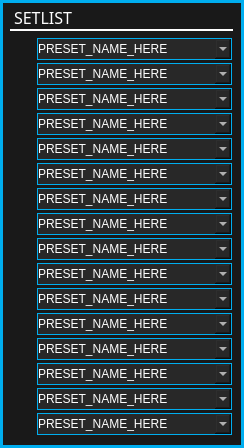
First picture: the form in standalone/advanced/forms/setlistForm.ui, repository Muse-Kinetics/softstep_editor, before the edit.
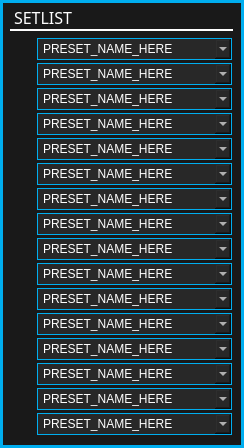
Second picture: the form after the edit. Icons and pictures are not drawn.

Commit message: revised combobox menu arrows resources. edited key.cpp to remove magic numbers regarding sizing and spacing of the keyboxes — replaced with descriptive constants up at the top

```diff
--- a/standalone/advanced/forms/setlistForm.ui
+++ b/standalone/advanced/forms/setlistForm.ui
@@ -53,43 +53,12 @@
 	border:				none;
 }  
 
-/* ---------- QSpinBox ------------*/
-QSpinBox
-{
-	font: 10pt &quot;Futura&quot;;
-	border: 1px solid rgb(0,174,239);
-	background-color: rgba(0, 0, 0, 255);
-	color: white;
-	padding:0, 3, 0, 0;
-}
-
-QSpinBox::focus
-{
-	border: none;
-	outline: none;
-}
-
-QDoubleSpinBox
-{
-	font: 10pt &quot;Futura&quot;;
-	border: 1px solid rgb(0,174,239);
-	background-color: rgba(0, 0, 0, 255);
-	color: white;
-	padding:0, 3, 0, 0;
-}
-
-QDoubleSpinBox::focus
-{
-	border: none;
-	outline: none;
-}
-
 /* ---------- QLineEdit ------------*/
 QLineEdit
 {
 	font: 10pt &quot;Futura&quot;;
-	background: rgba(0,174,239,0);
-	border: 1px solid rgba(0,174,239,255);
+	background: none;
+	border: none;
 	border-radius: 0px;
 	color: white;
 	padding-left: 2px;
@@ -123,14 +92,24 @@
 }
 
 /*----------- QComboBox ------------*/
-QComboBox {
+QComboBox
+{
 	font: 10pt &quot;Futura&quot;;
 	border: 1px solid rgb(0,174,239);
 	background: rgb(40, 40, 40);
 	color: white;
-	padding:3px, 3px, 3px, 7px;
+	padding-left: 5px;
+	padding-top: 3px;
+	padding-bottom: 3px;
+	padding-right: 5px;
  }
-</string>
+
+QComboBox::down-arrow
+{
+	border: none;
+	background: none;
+	image: url(:/resources/setlist_combobox_menu_arrows.png)
+}</string>
   </property>
   <widget class="QLabel" name="titlelabel">
    <property name="geometry">
```
Left out of the diff: 4 changed lines with no effect on the pictures. The commit also changes 4 other files.
